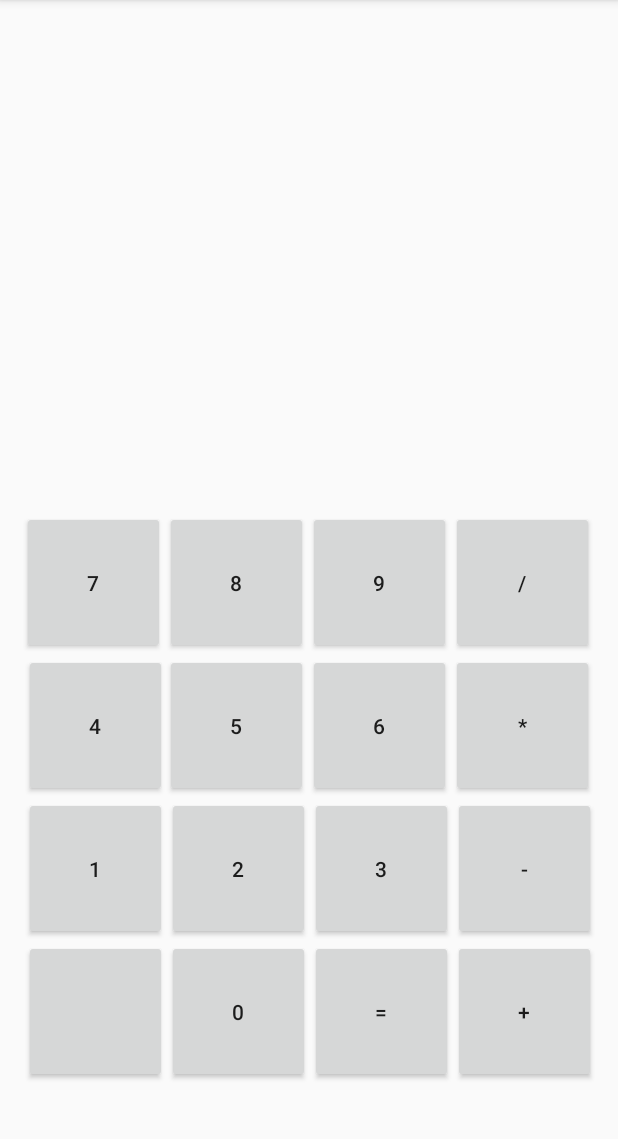
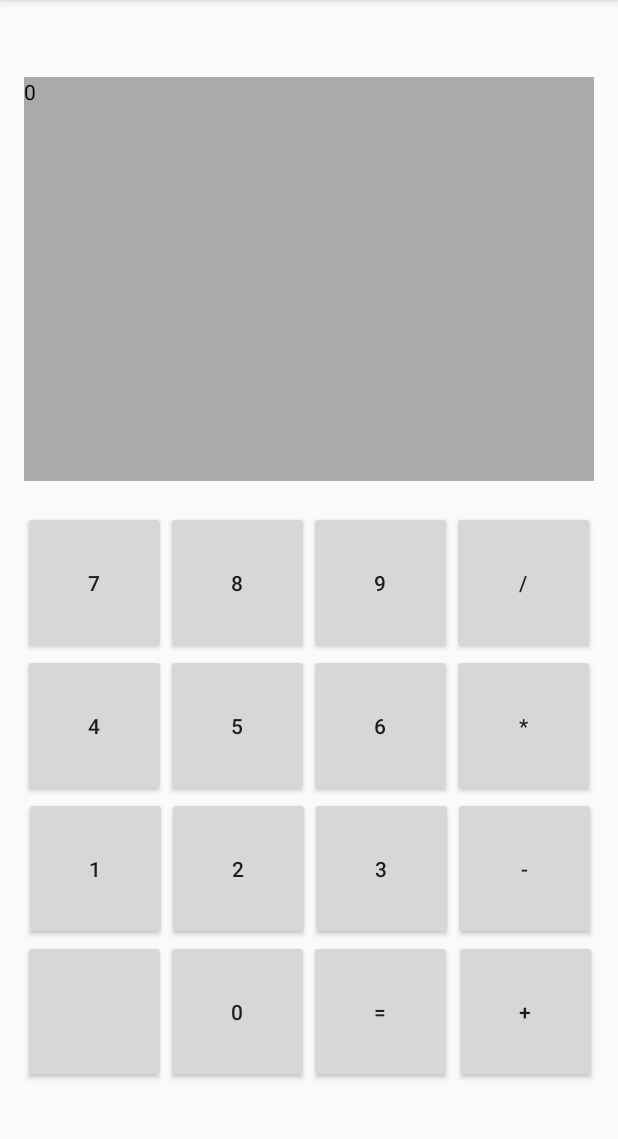
Before and after one commit to sreeram77/calculator2.0, an Android app: the screen it shows after launch (MainActivity), on a phone screen of 412 x 824 dp, the part 84-1223 px from its top. Run offline under Robolectric (Android 15) with nearby library versions, the phone set to English and light mode, and no system bars.

Commit message:
Declared UI components

```diff
--- a/app/src/main/java/com/example/myapplication/MainActivity.java
+++ b/app/src/main/java/com/example/myapplication/MainActivity.java
@@ -2,12 +2,36 @@ package com.example.myapplication;
 
 import android.support.v7.app.AppCompatActivity;
 import android.os.Bundle;
+import android.widget.Button;
+import android.widget.TextView;
 
 public class MainActivity extends AppCompatActivity {
+
+    TextView calcDisplay;
+    Button btnNum1, btnNum2, btnNum3, btnNum4, btnNum5, btnNum6, btnNum7, btnNum8, btnNum9, btnNum0;
+    Button btnAdd, btnEquals, btnMul, btnSub, btnDiv;
 
     @Override
     protected void onCreate(Bundle savedInstanceState) {
         super.onCreate(savedInstanceState);
         setContentView(R.layout.activity_main);
+
+        calcDisplay = findViewById(R.id.calcDisplay);
+        btnNum1 = findViewById(R.id.buttonNum1);
+        btnNum2 = findViewById(R.id.buttonNum2);
+        btnNum3 = findViewById(R.id.buttonNum3);
+        btnNum4 = findViewById(R.id.buttonNum4);
+        btnNum5 = findViewById(R.id.buttonNum5);
+        btnNum6 = findViewById(R.id.buttonNum6);
+        btnNum7 = findViewById(R.id.buttonNum7);
+        btnNum8 = findViewById(R.id.buttonNum8);
+        btnNum9 = findViewById(R.id.buttonNum9);
+        btnNum0 = findViewById(R.id.buttonNum0);
+        btnAdd = findViewById(R.id.buttonAdd);
+        btnSub = findViewById(R.id.buttonSub);
+        btnDiv = findViewById(R.id.buttonDiv);
+        btnMul = findViewById(R.id.buttonMul);
+        btnEquals = findViewById(R.id.buttonEqual);
+
     }
 }
--- a/app/src/main/res/layout/activity_main.xml
+++ b/app/src/main/res/layout/activity_main.xml
@@ -14,13 +14,16 @@
         android:layout_marginTop="16dp"
         android:layout_marginRight="16dp"
         android:layout_marginBottom="32dp"
-        android:text=""
+        android:background="@android:color/darker_gray"
+        android:text="0"
+        android:textColor="@android:color/black"
         app:layout_constraintBottom_toBottomOf="parent"
         app:layout_constraintHorizontal_bias="0.542"
         app:layout_constraintLeft_toLeftOf="parent"
         app:layout_constraintRight_toRightOf="parent"
         app:layout_constraintTop_toTopOf="parent"
-        app:layout_constraintVertical_bias="0.079" />
+        app:layout_constraintVertical_bias="0.079"
+        tools:textSize="36sp" />
 
     <Button
         android:id="@+id/buttonNum7"
@@ -41,8 +44,7 @@
         android:layout_marginStart="16dp"
         android:text="4"
         app:layout_constraintBottom_toTopOf="@+id/buttonNum1"
-        app:layout_constraintEnd_toStartOf="@+id/buttonNum8"
-        app:layout_constraintHorizontal_bias="0.0"
+        app:layout_constraintEnd_toStartOf="@+id/buttonNum5"
         app:layout_constraintStart_toStartOf="parent"
         app:layout_constraintTop_toBottomOf="@+id/buttonNum7" />
 
@@ -53,8 +55,7 @@
         android:layout_marginStart="16dp"
         android:text="1"
         app:layout_constraintBottom_toTopOf="@+id/button23"
-        app:layout_constraintEnd_toStartOf="@+id/buttonNum8"
-        app:layout_constraintHorizontal_bias="0.0"
+        app:layout_constraintEnd_toStartOf="@+id/buttonNum2"
         app:layout_constraintStart_toStartOf="parent"
         app:layout_constraintTop_toBottomOf="@+id/buttonNum4" />
 
@@ -121,11 +122,11 @@
         android:id="@+id/buttonAdd"
         android:layout_width="95dp"
         android:layout_height="95dp"
+        android:layout_marginStart="1dp"
         android:layout_marginEnd="15dp"
         android:text="+"
         app:layout_constraintEnd_toEndOf="parent"
-        app:layout_constraintHorizontal_bias="0.0"
-        app:layout_constraintStart_toEndOf="@+id/buttonNum3"
+        app:layout_constraintStart_toEndOf="@+id/buttonEqual"
         app:layout_constraintTop_toBottomOf="@+id/buttonSub" />
 
     <Button
@@ -145,9 +146,8 @@
         android:layout_height="95dp"
         android:text="5"
         app:layout_constraintBottom_toTopOf="@+id/buttonNum2"
-        app:layout_constraintEnd_toStartOf="@+id/buttonNum9"
-        app:layout_constraintHorizontal_bias="0.0"
-        app:layout_constraintStart_toEndOf="@+id/buttonNum7"
+        app:layout_constraintEnd_toStartOf="@+id/buttonNum6"
+        app:layout_constraintStart_toEndOf="@+id/buttonNum4"
         app:layout_constraintTop_toBottomOf="@+id/buttonNum8" />
 
     <Button
```
